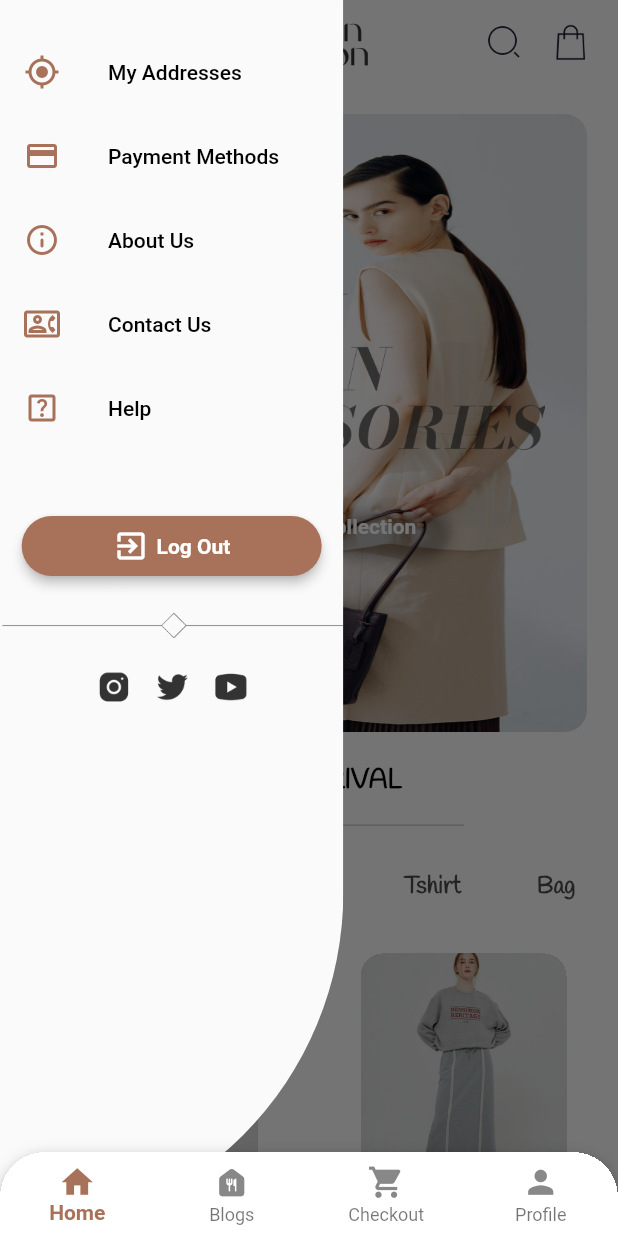
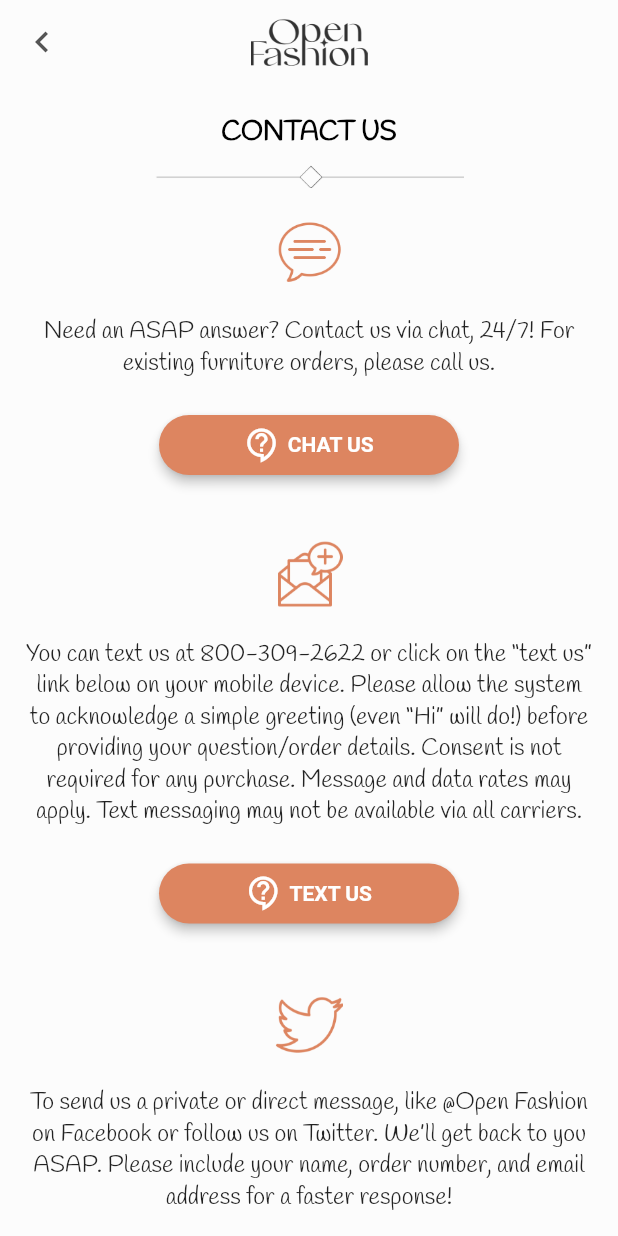
Before and after one commit to gorkemtoprak/OpenFashionApp, a Flutter app: the screen it shows after launch, after a tap on the "menu" icon, after a tap on "Contact Us", on a phone screen of 412 x 824 dp. Run offline on Flutter 3.47's test engine with Material 2 defaults, Android fonts, the phone set to English and light mode, and no system bars; drawn by our look-alikes of carousel_slider; our stand-ins replace auto_route, flutter_credit_card, sliding_sheet, tab_indicator_styler.

Commit message:
ADD: Menu subviews added

```diff
--- a/lib/core/navigation/router.dart
+++ b/lib/core/navigation/router.dart
@@ -1,9 +1,12 @@
 import 'package:auto_route/auto_route.dart';
 import 'package:open_fashion_app/views/blog/blog_view.dart';
 import 'package:open_fashion_app/views/checkout/checkout_view.dart';
+import 'package:open_fashion_app/views/menu/contact_us/contact_us_view.dart';
+import 'package:open_fashion_app/views/menu/payment/payment_view.dart';
 
 import '../../main_view.dart';
 import '../../views/home/home_view.dart';
+import '../../views/menu/about_us/about_us_view.dart';
 
 @MaterialAutoRouter(
   replaceInRouteName: 'View,Route',
@@ -20,6 +23,21 @@
         AutoRoute(page: CheckoutView, name: 'checkOut', path: 'checkOut'),
       ],
     ),
+    AutoRoute(
+      page: AboutUsView,
+      name: 'aboutUs',
+      path: '/aboutUs',
+    ),
+    AutoRoute(
+      page: ContactUsView,
+      name: 'contactUs',
+      path: '/contactUs',
+    ),
+    AutoRoute(
+      page: PaymentView,
+      name: 'payment',
+      path: '/payment',
+    ),
   ],
 )
 class $AppRouter {}
--- a/lib/core/utils/constants.dart
+++ b/lib/core/utils/constants.dart
@@ -57,6 +57,25 @@
     width: 24,
     height: 24,
   );
+
+  // Contact us icons
+  static final Image addMessageIcon = Image.asset(
+    'assets/icons/contactUsIcons/Add Message.png',
+    width: 45,
+    height: 45,
+  );
+
+  static final Image chatIcon = Image.asset(
+    'assets/icons/contactUsIcons/Chat Message.png',
+    width: 45,
+    height: 45,
+  );
+
+  static final Image orangeTwitterIcon = Image.asset(
+    'assets/icons/contactUsIcons/Twitter.png',
+    width: 45,
+    height: 45,
+  );
 }
 
 double screenWidth(context) {
--- a/lib/main.dart
+++ b/lib/main.dart
@@ -1,5 +1,4 @@
 import 'package:flutter/material.dart';
-import 'package:open_fashion_app/views/home/home_view.dart';
 
 import 'core/navigation/router.gr.dart';
 
--- a/lib/main_view.dart
+++ b/lib/main_view.dart
@@ -61,12 +61,12 @@
                 ),
                 BottomNavigationBarItem(
                   activeIcon: Icon(
-                    Icons.food_bank_rounded,
+                    Icons.read_more,
                     size: 25,
                     color: Constants.secondaryColor,
                   ),
                   icon: Icon(
-                    Icons.food_bank_rounded,
+                    Icons.read_more,
                     size: 25,
                     color: Constants.placeholderColor,
                   ),
@@ -85,19 +85,6 @@
                   ),
                   label: 'Checkout',
                 ),
-                BottomNavigationBarItem(
-                  activeIcon: Icon(
-                    Icons.person,
-                    size: 25,
-                    color: Constants.primaryColor,
-                  ),
-                  icon: Icon(
-                    Icons.person,
-                    size: 25,
-                    color: Constants.placeholderColor,
-                  ),
-                  label: 'Profile',
-                ),
               ],
             ),
           ),
--- a/lib/shared/custom_app_bar.dart
+++ b/lib/shared/custom_app_bar.dart
@@ -1,3 +1,4 @@
+import 'package:auto_route/auto_route.dart';
 import 'package:flutter/material.dart';
 
 import '../core/utils/constants.dart';
@@ -7,10 +8,6 @@
     elevation: 0,
     title: Constants.logoIcon,
     centerTitle: true,
-    // leading: GestureDetector(
-    //   onTap: () {},
-    //   child: Constants.menuIcon,
-    // ),
     leading: GestureDetector(
       onTap: () {
         scaffoldKey.currentState?.openDrawer();
@@ -30,3 +27,22 @@
     ],
   );
 }
+
+AppBar customAppBarWithBack(BuildContext context) {
+  return AppBar(
+    elevation: 0,
+    title: Constants.logoIcon,
+    centerTitle: true,
+    leading: IconButton(
+      onPressed: () {
+        AutoRouter.of(context).pop();
+      },
+      icon: const Icon(
+        Icons.chevron_left,
+        size: 28,
+        color: Constants.labelColor,
+      ),
+    ),
+    backgroundColor: Constants.offWhiteColor,
+  );
+}
--- a/lib/views/blog/subviews/blog_detail_view.dart
+++ b/lib/views/blog/subviews/blog_detail_view.dart
@@ -16,7 +16,7 @@
     var scaffoldKey = GlobalKey<ScaffoldState>();
     return Scaffold(
       key: scaffoldKey,
-      appBar: customAppBar(scaffoldKey),
+      appBar: customAppBarWithBack(context),
       backgroundColor: Constants.offWhiteColor,
       body: Column(
         children: [
--- /dev/null
+++ b/lib/views/menu/contact_us/contact_us_view.dart
@@ -0,0 +1,73 @@
+import 'package:flutter/material.dart';
+import 'package:open_fashion_app/shared/drawer.dart';
+
+import '../../../core/utils/constants.dart';
+import '../../../shared/custom_app_bar.dart';
+import '../../../shared/page_title.dart';
+import '../../home/widgets/extra_info_text_widget.dart';
+import 'widgets/contact_us_widget.dart';
+
+class ContactUsView extends StatelessWidget {
+  const ContactUsView({Key? key}) : super(key: key);
+
+  @override
+  Widget build(BuildContext context) {
+    return Scaffold(
+      appBar: customAppBarWithBack(context),
+      drawer: const NavigationDrawerWidget(),
+      backgroundColor: Constants.offWhiteColor,
+      body: SingleChildScrollView(
+        child: Padding(
+          padding: customPadding(),
+          child: Column(
+            children: [
+              const PageTitleWidget(title: 'CONTACT US'),
+              const SizedBox(height: 20),
+              Constants.chatIcon,
+              const ContactUsWidget(
+                text:
+                    'Need an ASAP answer? Contact us via chat, 24/7! For existing furniture orders, please call us.',
+                buttonTitle: 'CHAT US',
+                showButton: true,
+              ),
+              const SizedBox(height: 40),
+              Constants.addMessageIcon,
+              const ContactUsWidget(
+                text:
+                    'You can text us at 800-309-2622 or click on the “text us” link below on your mobile device. Please allow the system to acknowledge a simple greeting (even “Hi” will do!) before providing your question/order details. Consent is not required for any purchase. Message and data rates may apply. Text messaging may not be available via all carriers.',
+                buttonTitle: 'TEXT US',
+                showButton: true,
+              ),
+              const SizedBox(height: 40),
+              Constants.orangeTwitterIcon,
+              const ContactUsWidget(
+                text:
+                    'To send us a private or direct message, like @Open Fashion on Facebook or follow us on Twitter. We’ll get back to you ASAP. Please include your name, order number, and email address for a faster response!',
+                buttonTitle: 'TEXT US',
+                showButton: false,
+              ),
+              Row(
+                mainAxisAlignment: MainAxisAlignment.center,
+                children: [
+                  Constants.instagram,
+                  const SizedBox(width: 15),
+                  Constants.twitter,
+                  const SizedBox(width: 15),
+                  Constants.youtube,
+                ],
+              ),
+              const SizedBox(height: 30),
+              const ExtraInformationTextWidget(text: 'support@openui.design'),
+              const ExtraInformationTextWidget(text: '+60 825 876'),
+              const ExtraInformationTextWidget(
+                text: '08:00 - 22:00 - Everyday',
+              ),
+              customLine(context),
+              const SizedBox(height: 40),
+            ],
+          ),
+        ),
+      ),
+    );
+  }
+}
--- /dev/null
+++ b/lib/views/menu/contact_us/widgets/contact_us_widget.dart
@@ -0,0 +1,46 @@
+import 'package:flutter/material.dart';
+
+import '../../../../core/utils/constants.dart';
+import '../../../../shared/custom_elevated_button.dart';
+
+class ContactUsWidget extends StatelessWidget {
+  final String? text;
+  final String? buttonTitle;
+  final bool? showButton;
+  const ContactUsWidget({
+    Key? key,
+    this.text,
+    this.buttonTitle,
+    this.showButton,
+  }) : super(key: key);
+
+  @override
+  Widget build(BuildContext context) {
+    return Column(
+      children: [
+        Padding(
+          padding: const EdgeInsets.only(top: 20, bottom: 20),
+          child: Text(
+            text ?? '',
+            textAlign: TextAlign.center,
+            style: const TextStyle(
+              fontFamily: 'Handlee',
+              fontSize: 16,
+            ),
+          ),
+        ),
+        showButton!
+            ? CustomElevatedButton(
+                onTap: () {},
+                title: buttonTitle,
+                iconData: Icons.contact_support_outlined,
+                color: Constants.secondaryColor,
+                titleColor: Colors.white,
+                height: 40,
+                width: 200,
+              )
+            : const SizedBox(),
+      ],
+    );
+  }
+}
--- a/pubspec.yaml
+++ b/pubspec.yaml
@@ -18,6 +18,8 @@
   dots_indicator: ^2.1.0
   carousel_slider: ^4.1.1
   tab_indicator_styler: ^2.0.0
+  flutter_credit_card: ^3.0.1
+  sliding_sheet: ^0.5.2
 
   #ROUTING
   auto_route: ^4.0.1
```
Also changed, not shown: lib/shared/custom_text_form_field.dart (added, +64 -0 lines), lib/shared/drawer.dart (+12 -5 lines), lib/views/blog/blog_view.dart (+2 -31 lines), lib/views/menu/about_us/about_us_view.dart (added, +43 -0 lines), lib/views/menu/payment/payment_view.dart (added, +177 -0 lines), lib/core/navigation/router.gr.dart, lib/core/theme/app_theme.dart (added), pubspec.lock.
